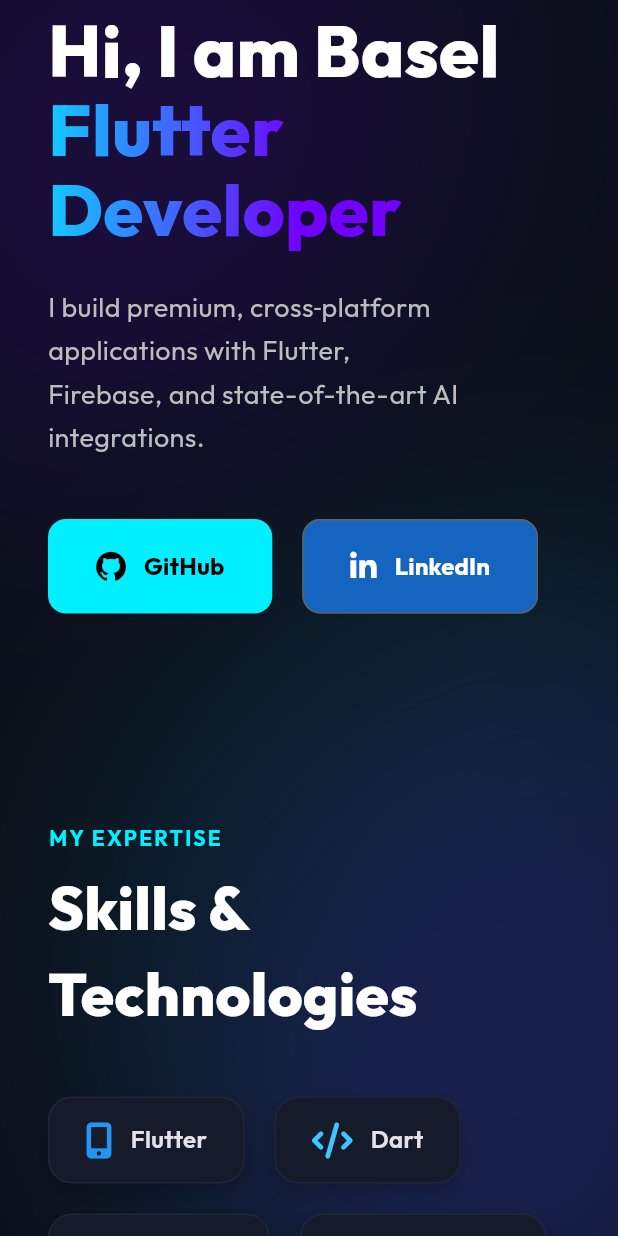
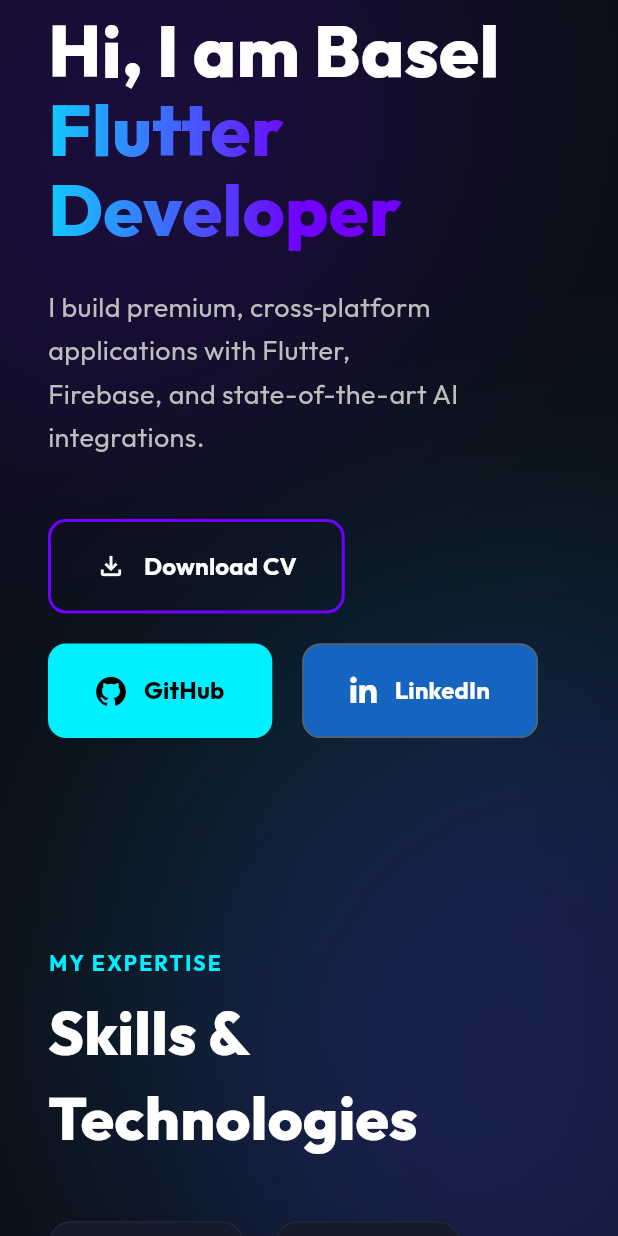
Before and after one commit to Baseljamal/Portfolio, a Flutter app: the screen it shows after launch, scrolled down 576 dp, after a tap on "GitHub", on a phone screen of 412 x 824 dp. Run offline on Flutter 3.47's test engine with Material 3 defaults, Android fonts, the phone set to English and light mode, and no system bars; drawn by our look-alikes of flutter_animate; our stand-ins replace font_awesome_flutter, google_fonts.

Commit message:
feat: add CV download button, integrate AI classifier project, update portfolio descriptions, and add gh_pages dependency

```diff
--- a/lib/widgets/hero_section.dart
+++ b/lib/widgets/hero_section.dart
@@ -84,6 +84,48 @@
           spacing: 20,
           runSpacing: 20,
           children: [
+            ElevatedButton(
+              onPressed: () => launchUrl(
+                Uri.parse(
+                  'https://raw.githubusercontent.com/Baseljamal/Portfolio/main/assets/resume.pdf',
+                ),
+              ),
+              style:
+                  ElevatedButton.styleFrom(
+                    backgroundColor: Colors.transparent,
+                    foregroundColor: Colors.white,
+                    padding: const EdgeInsets.symmetric(
+                      horizontal: 32,
+                      vertical: 20,
+                    ),
+                    shape: RoundedRectangleBorder(
+                      borderRadius: BorderRadius.circular(12),
+                      side: const BorderSide(
+                        color: Color(0xFF7000FF),
+                        width: 2,
+                      ),
+                    ),
+                    elevation: 0,
+                  ).copyWith(
+                    backgroundColor: WidgetStateProperty.resolveWith((states) {
+                      if (states.contains(WidgetState.hovered)) {
+                        return const Color(0xFF7000FF).withValues(alpha: 0.2);
+                      }
+                      return Colors.transparent;
+                    }),
+                  ),
+              child: const Row(
+                mainAxisSize: MainAxisSize.min,
+                children: [
+                  Icon(Icons.file_download_outlined, size: 20),
+                  SizedBox(width: 12),
+                  Text(
+                    'Download CV',
+                    style: TextStyle(fontSize: 16, fontWeight: FontWeight.bold),
+                  ),
+                ],
+              ),
+            ),
             ElevatedButton(
               onPressed: () =>
                   launchUrl(Uri.parse('https://github.com/Baseljamal')),
--- a/lib/widgets/projects_section.dart
+++ b/lib/widgets/projects_section.dart
@@ -12,8 +12,8 @@
       {
         'title': 'Omega Store',
         'desc':
-            'A full-stack e-commerce solution featuring Firebase authentication, dynamic cart management, and real-time order tracking using Bloc architecture.',
-        'tags': ['Flutter', 'Firebase', 'Bloc'],
+            'A high-performance e-commerce platform built with Clean Architecture and Bloc. Features secure Firebase authentication, real-time sync, and a responsive shopping experience.',
+        'tags': ['Flutter', 'Firebase', 'Bloc', 'Clean Architecture'],
         'url': 'https://github.com/Baseljamal/Omega_Store',
         'screenshots': [
           'assets/screenshots/omega_store_login.png',
@@ -25,8 +25,8 @@
       {
         'title': 'Bookly',
         'desc':
-            'Bookly is an app that allows the user to view free e-books received from an API. It shows the book’s cover image, name, author(s) and enables the user to view the book in his browser, it also has a search service so the user can search for books of any category desired.',
-        'tags': ['Flutter', 'REST API', 'Bloc'],
+            'A polished book discovery app utilizing Google Books API. Features advanced search logic, custom UI animations, and seamless external URL integration for reading.',
+        'tags': ['Flutter', 'REST API', 'Bloc', 'Animations'],
         'url': 'https://github.com/Baseljamal/Bookly',
         'screenshots': [
           'assets/screenshots/bookly_home.png',
@@ -35,10 +35,22 @@
         ],
       },
       {
+        'title': 'AI Classifier Module',
+        'desc':
+            'An edge-computing AI solution leveraging TensorFlow Lite for real-time image classification. Optimized for mobile performance with on-device model inference.',
+        'tags': ['Flutter', 'TensorFlow Lite', 'AI', 'Edge Computing'],
+        'url': 'https://github.com/Baseljamal/AI_Module',
+        'screenshots': [
+          'assets/screenshots/ai_module_home.png',
+          'assets/screenshots/ai_module_human.png',
+          'assets/screenshots/ai_module_robot.png',
+        ],
+      },
+      {
         'title': 'Notes App',
         'desc':
-            'An app where the user can create, edit and delete notes that are stored in a local database using Hive, with Cubit for state management. The user can add a title, content, and background color to their notes, and has the ability to search through notes.',
-        'tags': ['Flutter', 'Hive', 'Cubit'],
+            'A robust productivity tool for managing digital notes. Implements Hive for high-speed local persistence and Cubit for lightweight, predictable state management.',
+        'tags': ['Flutter', 'Hive', 'Cubit', 'Clean Code'],
         'url': 'https://github.com/Baseljamal/notes_app',
         'screenshots': [
           'assets/screenshots/notes_app_home.png',
@@ -51,8 +63,8 @@
       {
         'title': 'Neon Runner',
         'desc':
-            'Neon Runner is a visually immersive 2D endless runner game built with Flutter and the Flame game engine, where the player has to avoid obstacles by jumping or double jumping. And it has local high-score calculation and dynamic difficulty scaling.',
-        'tags': ['Flutter', 'Flame'],
+            'A high-frame-rate 2D endless runner built with the Flame engine. Features custom collision physics, parallax scrolling, and dynamic difficulty scaling.',
+        'tags': ['Flutter', 'Flame', 'Game Dev', 'Physics'],
         'url': 'https://github.com/Baseljamal/Neon_Runner_Game',
         'screenshots': [
           'assets/screenshots/neon_runner_home.png',
--- a/lib/widgets/skills_section.dart
+++ b/lib/widgets/skills_section.dart
@@ -43,6 +43,11 @@
         'name': 'State Management',
         'icon': FontAwesomeIcons.cubes,
         'color': Colors.purpleAccent,
+      },
+      {
+        'name': 'AI & Machine Learning',
+        'icon': FontAwesomeIcons.robot,
+        'color': Colors.cyanAccent,
       },
       {
         'name': 'Communication',
```
Also changed, not shown: pubspec.yaml (+1 -6 lines), pubspec.lock, 3 other files.
